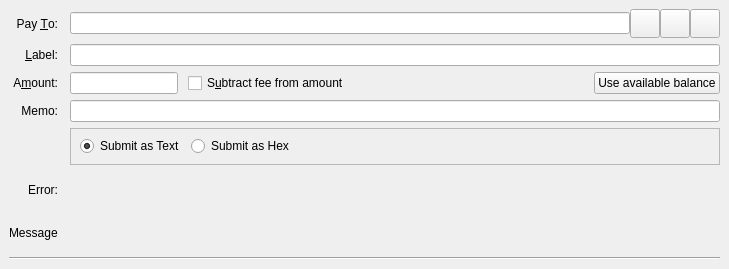
Qt form src/qt/forms/sendcoinsentry.ui (PirateNetwork/pirate) before a commit.
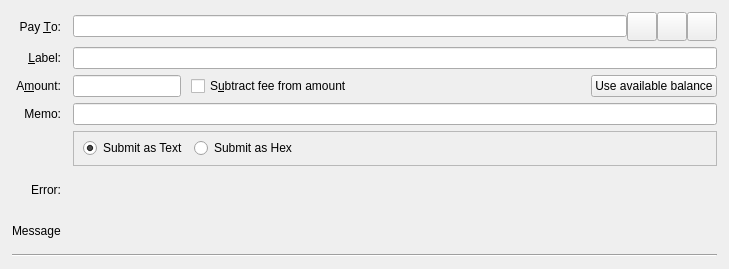
The same form after that commit. Icons and pictures are not drawn. Custom widgets are drawn as their Qt base class.

```diff
--- a/src/qt/forms/sendcoinsentry.ui
+++ b/src/qt/forms/sendcoinsentry.ui
@@ -27,6 +27,18 @@
     <enum>QFrame::NoFrame</enum>
    </property>
    <layout class="QGridLayout" name="gridLayout">
+    <property name="leftMargin">
+     <number>12</number>
+    </property>
+    <property name="topMargin">
+     <number>12</number>
+    </property>
+    <property name="rightMargin">
+     <number>12</number>
+    </property>
+    <property name="bottomMargin">
+     <number>12</number>
+    </property>
     <item row="6" column="0">
      <widget class="QLabel" name="paymentDescriptionLabel">
       <property name="text">
```
